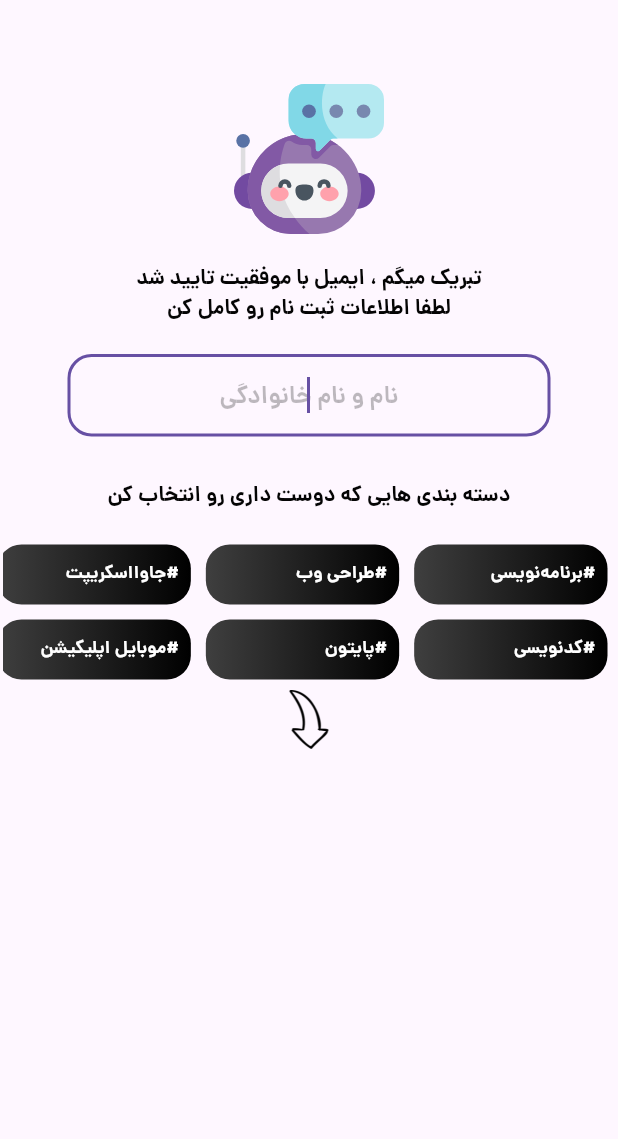
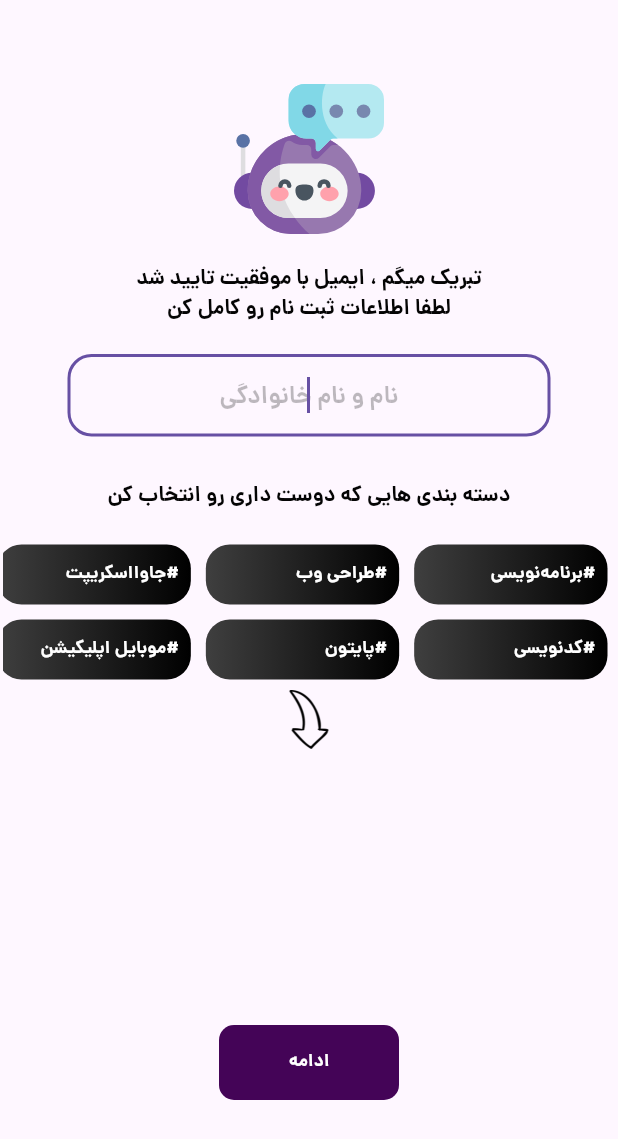
Before and after one commit to Silentcry16/techblog, a Flutter app: the screen it shows after launch, on a phone screen of 412 x 824 dp. Shown: the top 1139 px of the screen. Run offline on Flutter 3.47's test engine with Material 2 defaults, Android fonts, the phone set to English and light mode, and no system bars; our stand-ins replace flutter_spinkit, flutter_svg, get, validators.

Commit message:
completed: UI of choose category screen

```diff
--- a/lib/view/my_cats.dart
+++ b/lib/view/my_cats.dart
@@ -205,6 +205,22 @@ class _MyCatsState extends State<MyCats> {
                   ),
                 ),
               ),
+              const SizedBox(
+                height: 30,
+              ),
+              Container(
+                width: 120,
+                height: 50,
+                alignment: Alignment.center,
+                decoration: BoxDecoration(
+                    color: SolidColors.primaryColor,
+                    borderRadius: BorderRadius.circular(10)),
+                child: CustomText(
+                    text: 'ادامه',
+                    size: 12,
+                    textColor: SolidColors.lightText,
+                    weight: FontWeight.bold),
+              ),
             ],
           ),
         ),
```
